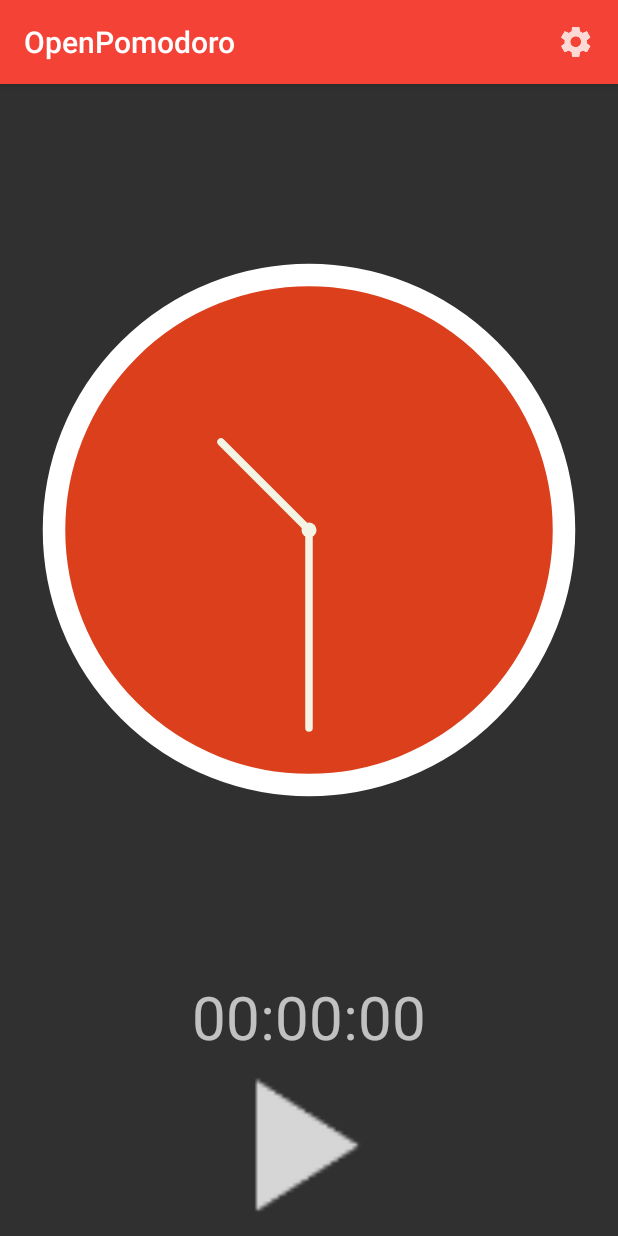
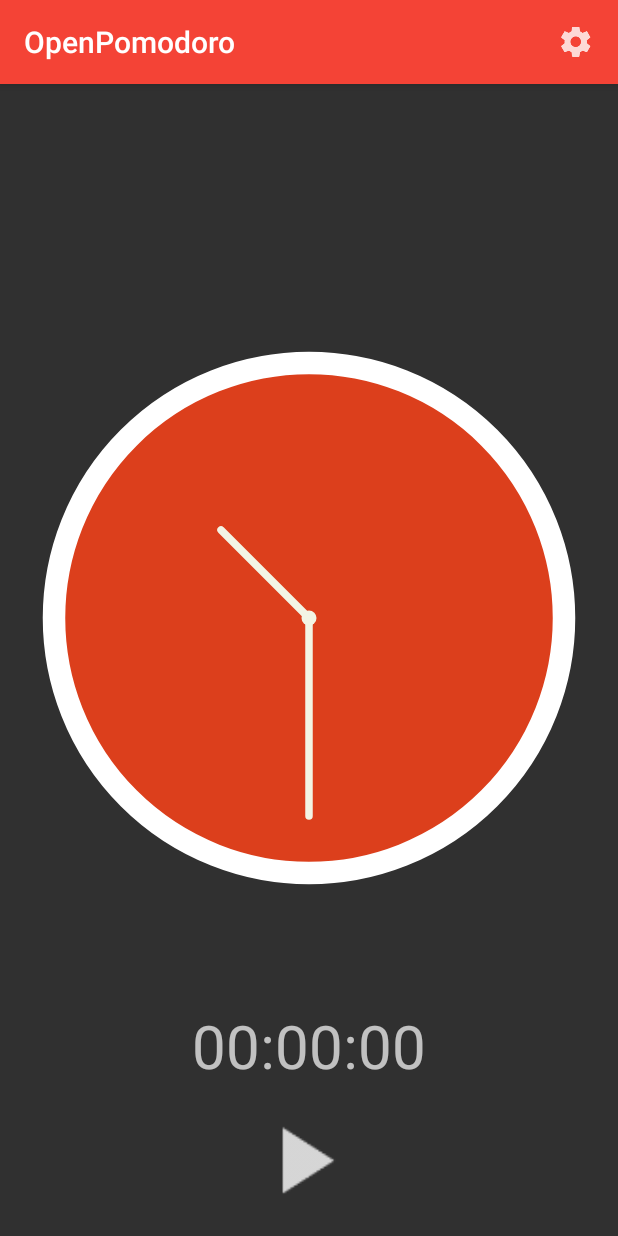
Before and after one commit to dielsonsales/OpenPomodoro, an Android app: the screen it shows after launch (MainActivity), on a phone screen of 412 x 824 dp. Run offline under Robolectric (Android 15) with nearby library versions, the phone set to English and light mode, and no system bars; 3 statements that could not run were skipped.

Commit message:
Set fixed button size

```diff
--- a/app/src/main/res/layout/activity_main.xml
+++ b/app/src/main/res/layout/activity_main.xml
@@ -1,15 +1,15 @@
 <?xml version="1.0" encoding="utf-8"?>
-<LinearLayout
+<RelativeLayout
     xmlns:android="http://schemas.android.com/apk/res/android"
     xmlns:app="http://schemas.android.com/apk/res-auto"
     xmlns:tools="http://schemas.android.com/tools"
     android:layout_width="match_parent"
     android:layout_height="match_parent"
     android:fitsSystemWindows="true"
-    android:orientation="vertical"
     tools:context="me.dielsonsales.app.openpomodoro.MainActivity">
 
     <android.support.design.widget.AppBarLayout
+        android:layout_alignParentTop="true"
         android:layout_width="match_parent"
         android:layout_height="wrap_content"
         android:theme="@style/AppTheme.AppBarOverlay">
@@ -26,9 +26,10 @@
     <fragment
         android:id="@+id/clock_fragment"
         class="me.dielsonsales.app.openpomodoro.ClockFragment"
+        android:layout_centerVertical="true"
+        android:layout_centerHorizontal="true"
         android:layout_width="match_parent"
-        android:layout_height="0dp"
-        android:layout_weight="20"
+        android:layout_height="match_parent"
         tools:layout="@layout/fragment_clock"/>
 
     <TextView
@@ -37,14 +38,16 @@
         android:layout_height="wrap_content"
         android:textSize="40sp"
         android:text="00:00:00"
-        android:layout_gravity="center_horizontal"/>
+        android:layout_above="@+id/buttons"
+        android:layout_centerHorizontal="true"/>
 
     <LinearLayout
+        android:id="@id/buttons"
         android:layout_width="wrap_content"
-        android:layout_height="0dp"
+        android:layout_height="wrap_content"
         android:orientation="horizontal"
-        android:layout_gravity="center_horizontal"
-        android:layout_weight="4">
+        android:layout_centerHorizontal="true"
+        android:layout_alignParentBottom="true">
         <ImageView
             android:id="@+id/skip_button"
             android:visibility="gone"
@@ -52,8 +55,8 @@
             android:paddingRight="20dp"
             android:src="@drawable/button_skip"
             android:clickable="true"
-            android:layout_width="wrap_content"
-            android:layout_height="match_parent"
+            android:layout_width="100dp"
+            android:layout_height="100dp"
             android:scaleType="fitCenter"
             android:adjustViewBounds="true"/>
         <ImageView
@@ -62,8 +65,8 @@
             android:paddingRight="20dp"
             android:src="@drawable/button_play"
             android:clickable="true"
-            android:layout_width="wrap_content"
-            android:layout_height="match_parent"
+            android:layout_width="100dp"
+            android:layout_height="100dp"
             android:scaleType="fitCenter"
             android:adjustViewBounds="true"/>
 
@@ -74,12 +77,12 @@
             android:paddingRight="20dp"
             android:src="@drawable/button_stop"
             android:clickable="true"
-            android:layout_width="wrap_content"
-            android:layout_height="match_parent"
+            android:layout_width="100dp"
+            android:layout_height="100dp"
             android:scaleType="fitCenter"
             android:adjustViewBounds="true"/>
     </LinearLayout>
 
 
 
-</LinearLayout>
+</RelativeLayout>
```
